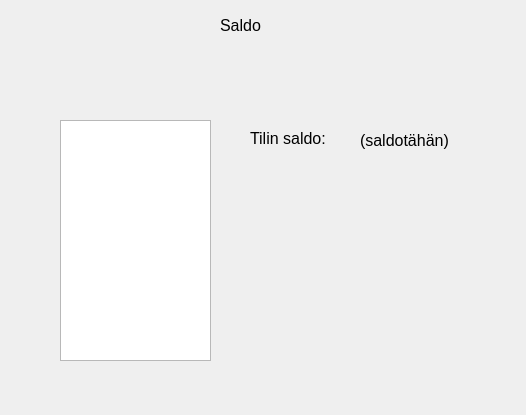
Above: frontend/saldo.ui from 22kmo-project/group_5 before the change. Below: the same form after it.
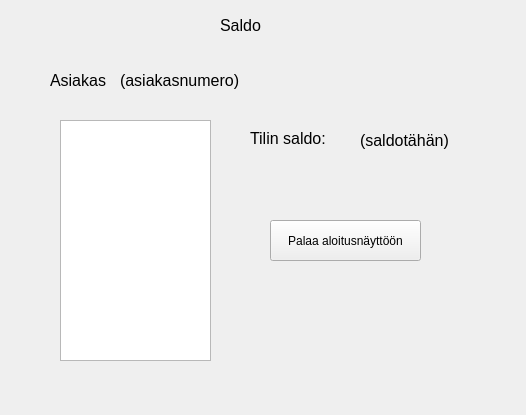
That is the form after the change.

The edit to the form file:
```diff
--- a/frontend/saldo.ui
+++ b/frontend/saldo.ui
@@ -77,6 +77,55 @@
     <string>(saldotähän)</string>
    </property>
   </widget>
+  <widget class="QPushButton" name="alkuun_2">
+   <property name="geometry">
+    <rect>
+     <x>270</x>
+     <y>220</y>
+     <width>151</width>
+     <height>41</height>
+    </rect>
+   </property>
+   <property name="text">
+    <string>Palaa aloitusnäyttöön</string>
+   </property>
+  </widget>
+  <widget class="QLabel" name="label_4">
+   <property name="geometry">
+    <rect>
+     <x>50</x>
+     <y>70</y>
+     <width>61</width>
+     <height>21</height>
+    </rect>
+   </property>
+   <property name="font">
+    <font>
+     <pointsize>12</pointsize>
+    </font>
+   </property>
+   <property name="text">
+    <string>Asiakas</string>
+   </property>
+  </widget>
+  <widget class="QLabel" name="asiakasnro">
+   <property name="geometry">
+    <rect>
+     <x>120</x>
+     <y>70</y>
+     <width>121</width>
+     <height>21</height>
+    </rect>
+   </property>
+   <property name="font">
+    <font>
+     <pointsize>12</pointsize>
+    </font>
+   </property>
+   <property name="text">
+    <string>(asiakasnumero)</string>
+   </property>
+  </widget>
  </widget>
  <resources/>
  <connections/>
```
Left out of the diff: 4 changed lines with no effect on the pictures.
